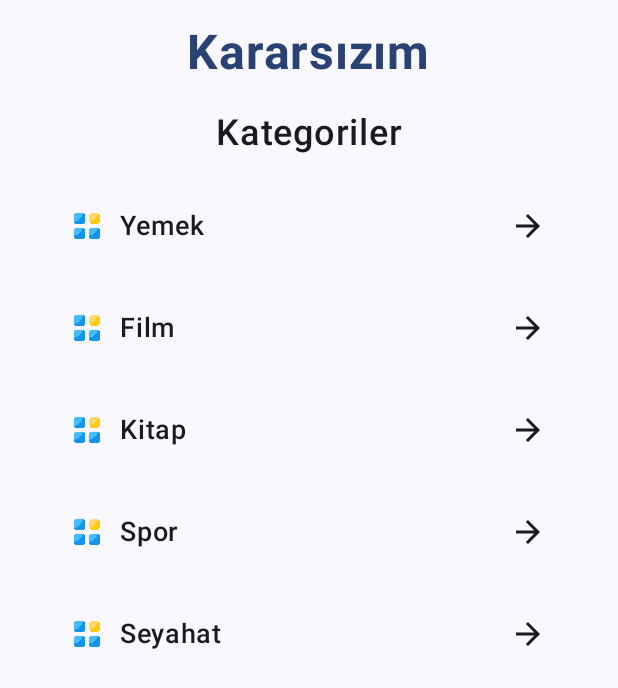
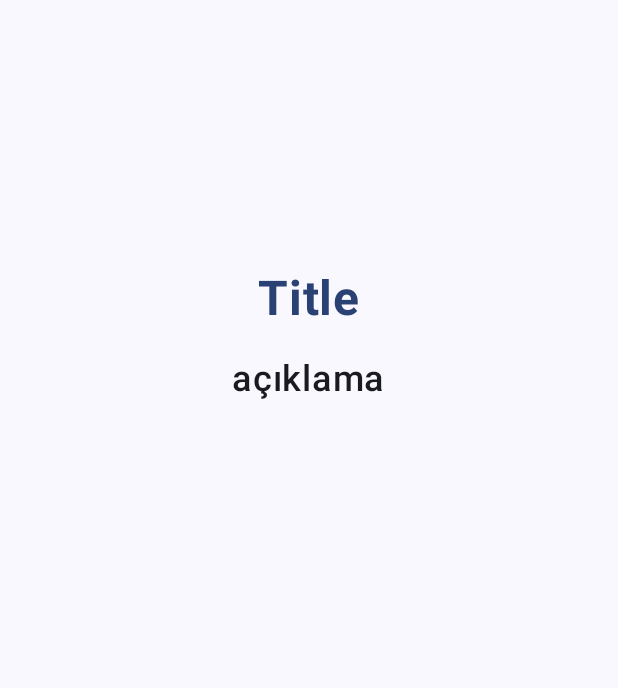
Before and after one commit to sametozalp/kararsizim_app, an Android app built with Jetpack Compose: the screen it shows after launch (MainActivity), on a phone screen of 412 x 824 dp. Shown: the top 688 px of the screen. Run offline under Robolectric (Android 15) with nearby library versions, the phone set to English and light mode, and no system bars.

Commit message:
created category detail screen and category list models

```diff
--- /dev/null
+++ b/app/src/main/java/com/ozalp/kararsizim/domain/model/CategoryList.kt
@@ -0,0 +1,3 @@
+package com.ozalp.kararsizim.domain.model
+
+class CategoryList : ArrayList<CategoryListItem>()
--- /dev/null
+++ b/app/src/main/java/com/ozalp/kararsizim/domain/model/CategoryListItem.kt
@@ -0,0 +1,6 @@
+package com.ozalp.kararsizim.domain.model
+
+data class CategoryListItem(
+    val category_name: String,
+    val id: Int
+)
--- a/app/src/main/java/com/ozalp/kararsizim/presentation/compose/KararsizimApp.kt
+++ b/app/src/main/java/com/ozalp/kararsizim/presentation/compose/KararsizimApp.kt
@@ -22,7 +22,7 @@ fun KararsizimApp(modifier: Modifier = Modifier) {
         NavHost(
             navController = navController,
             modifier = modifier.padding(innerPaddings),
-            startDestination = CategoryScreenDestination.routeWithArgs
+            startDestination = CategoryDetailScreenDestination.routeWithArgs
         ) {
 
             composable(CategoryScreenDestination.routeWithArgs) {
--- a/app/src/main/java/com/ozalp/kararsizim/presentation/compose/categoryDetailScreen/CategoryDetailScreen.kt
+++ b/app/src/main/java/com/ozalp/kararsizim/presentation/compose/categoryDetailScreen/CategoryDetailScreen.kt
@@ -1,9 +1,63 @@
 package com.ozalp.kararsizim.presentation.compose.categoryDetailScreen
 
+import androidx.compose.foundation.background
+import androidx.compose.foundation.layout.Arrangement
+import androidx.compose.foundation.layout.Box
+import androidx.compose.foundation.layout.Column
+import androidx.compose.foundation.layout.Spacer
+import androidx.compose.foundation.layout.fillMaxSize
+import androidx.compose.foundation.layout.height
+import androidx.compose.foundation.layout.padding
+import androidx.compose.foundation.rememberScrollState
+import androidx.compose.foundation.verticalScroll
+import androidx.compose.material3.MaterialTheme
+import androidx.compose.material3.Text
 import androidx.compose.runtime.Composable
+import androidx.compose.ui.Alignment
 import androidx.compose.ui.Modifier
+import androidx.compose.ui.platform.LocalConfiguration
+import androidx.compose.ui.text.font.FontWeight
+import androidx.compose.ui.tooling.preview.Preview
+import androidx.compose.ui.unit.dp
+import androidx.compose.ui.unit.sp
+import com.ozalp.kararsizim.presentation.compose.categoryScreen.CategoryScreen
 
 @Composable
 fun CategoryDetailScreen(modifier: Modifier = Modifier) {
 
+    val localConfig = LocalConfiguration.current
+    val screenHeight = localConfig.screenHeightDp
+
+    Box(modifier = modifier.fillMaxSize()) {
+        Column(
+            modifier = modifier
+                .fillMaxSize()
+                .background(MaterialTheme.colorScheme.background)
+                .padding(16.dp)
+                .verticalScroll(rememberScrollState()),
+            horizontalAlignment = Alignment.CenterHorizontally
+        ) {
+            Spacer(modifier.height((screenHeight * 20 / 100).dp))
+            Text(
+                text = "Title",
+                fontSize = 32.sp,
+                fontWeight = FontWeight.Bold,
+                color = MaterialTheme.colorScheme.primary
+            )
+            Spacer(modifier = Modifier.height(20.dp))
+            Text(
+                text = "açıklama",
+                fontSize = 24.sp,
+                fontWeight = FontWeight.SemiBold,
+                color = MaterialTheme.colorScheme.onBackground
+            )
+            Spacer(modifier = Modifier.height(20.dp))
+        }
+    }
 }
+
+@Preview(showBackground = true)
+@Composable
+fun Preview() {
+    CategoryDetailScreen()
+}
--- a/app/src/main/java/com/ozalp/kararsizim/presentation/compose/categoryScreen/CategoryScreen.kt
+++ b/app/src/main/java/com/ozalp/kararsizim/presentation/compose/categoryScreen/CategoryScreen.kt
@@ -1,42 +1,23 @@
 package com.ozalp.kararsizim.presentation.compose.categoryScreen
 
-import androidx.compose.foundation.Image
 import androidx.compose.foundation.background
-import androidx.compose.foundation.clickable
 import androidx.compose.foundation.layout.Arrangement
-import androidx.compose.foundation.layout.Box
 import androidx.compose.foundation.layout.Column
-import androidx.compose.foundation.layout.Row
 import androidx.compose.foundation.layout.Spacer
 import androidx.compose.foundation.layout.fillMaxSize
-import androidx.compose.foundation.layout.fillMaxWidth
 import androidx.compose.foundation.layout.height
 import androidx.compose.foundation.layout.padding
-import androidx.compose.foundation.layout.size
-import androidx.compose.foundation.layout.width
 import androidx.compose.foundation.lazy.LazyColumn
 import androidx.compose.foundation.lazy.items
-import androidx.compose.foundation.rememberScrollState
-import androidx.compose.foundation.shape.RoundedCornerShape
-import androidx.compose.foundation.verticalScroll
-import androidx.compose.material.icons.Icons
-import androidx.compose.material.icons.filled.Add
-import androidx.compose.material.icons.filled.ArrowForward
-import androidx.compose.material3.Card
-import androidx.compose.material3.CardDefaults
-import androidx.compose.material3.Icon
 import androidx.compose.material3.MaterialTheme
 import androidx.compose.material3.Text
 import androidx.compose.runtime.Composable
 import androidx.compose.ui.Alignment
 import androidx.compose.ui.Modifier
-import androidx.compose.ui.graphics.Color
-import androidx.compose.ui.res.painterResource
 import androidx.compose.ui.text.font.FontWeight
 import androidx.compose.ui.tooling.preview.Preview
 import androidx.compose.ui.unit.dp
 import androidx.compose.ui.unit.sp
-import com.ozalp.kararsizim.R
 
 @Composable
 fun CategoryScreen(modifier: Modifier = Modifier) {
@@ -74,52 +55,3 @@ fun CategoryScreen(modifier: Modifier = Modifier) {
         }
     }
 }
-
-@Composable
-fun CategoryItem(categoryName: String) {
-    Card(
-        modifier = Modifier
-            .fillMaxWidth()
-            .padding(horizontal = 16.dp)
-            .clickable {
-
-            },
-        shape = RoundedCornerShape(12.dp),
-        colors = CardDefaults.cardColors(containerColor = MaterialTheme.colorScheme.surface)
-    ) {
-        Row(
-            modifier = Modifier
-                .padding(16.dp)
-                .fillMaxWidth(),
-            verticalAlignment = Alignment.CenterVertically,
-            horizontalArrangement = Arrangement.SpaceBetween
-        ) {
-            Row(verticalAlignment = Alignment.CenterVertically) {
-                Image(
-                    painter = painterResource(R.drawable.category_icon),
-                    contentDescription = "",
-                    modifier = Modifier.size(20.dp, 20.dp)
-                )
-                Spacer(modifier = Modifier.width(12.dp))
-                Text(
-                    text = categoryName,
-                    fontSize = 18.sp,
-                    fontWeight = FontWeight.Medium,
-                    color = MaterialTheme.colorScheme.onSurface
-                )
-            }
-            Icon(
-                imageVector = Icons.Default.ArrowForward,
-                contentDescription = "Go",
-                tint = MaterialTheme.colorScheme.onSurface
-            )
-        }
-    }
-}
-
-
-@Preview(showBackground = true)
-@Composable
-fun Preview() {
-    CategoryScreen()
-}
```
Also changed, not shown: app/src/main/java/com/ozalp/kararsizim/presentation/compose/categoryScreen/CategoryItem.kt (added, +70 -0 lines).
